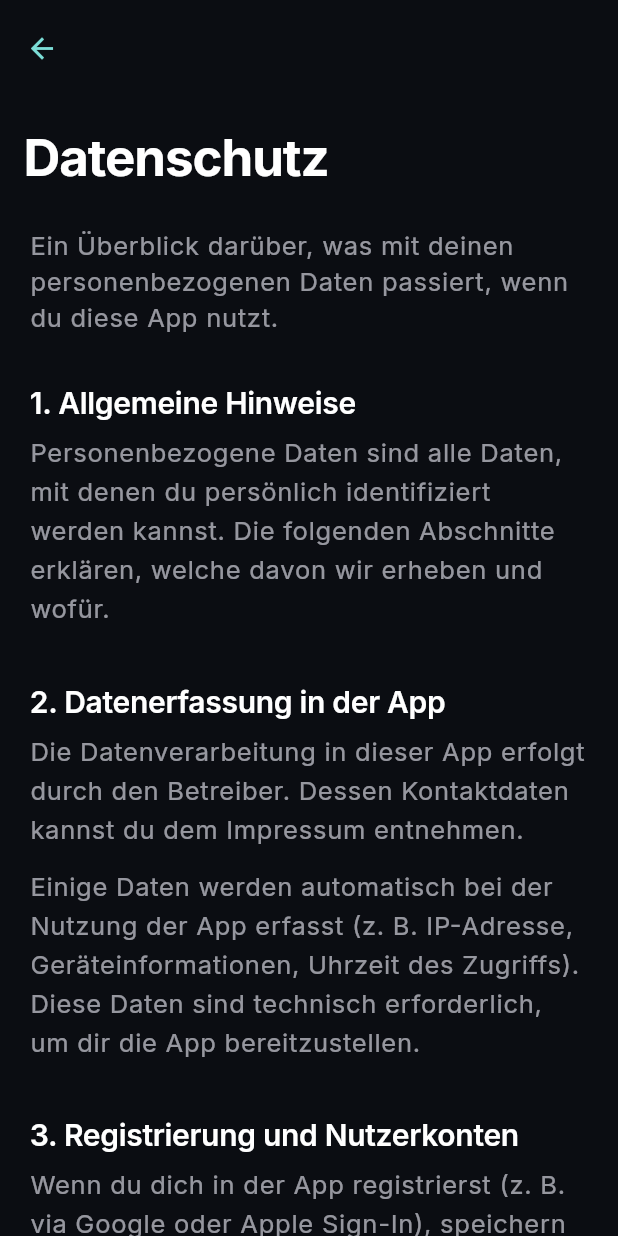
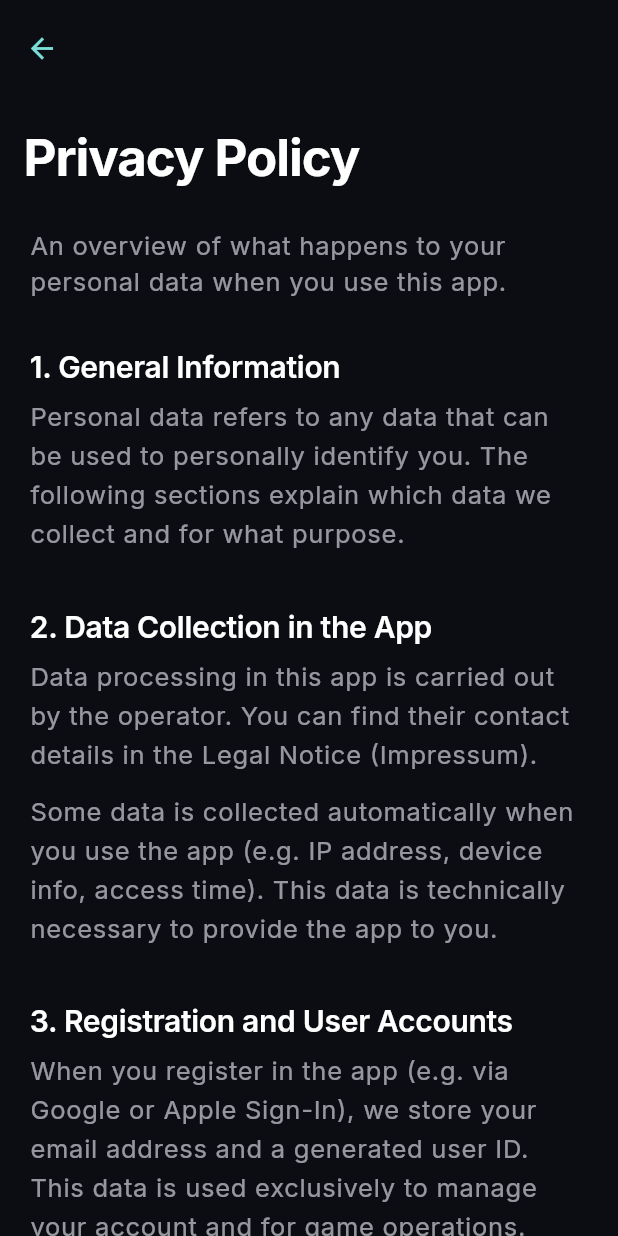
Before and after one commit to dmitrii-kovalenko/diplomacy-app, a Flutter app: the PrivacyScreen screen opened directly, on a phone screen of 412 x 824 dp. Run offline on Flutter 3.47's test engine with Material 3 defaults, Android fonts, the phone set to English and light mode, and no system bars; our stand-ins replace dio, firebase_analytics, firebase_core, firebase_messaging, flutter_secure_storage, google_fonts and 3 more; missing offline and left inert: cryptography; accounts and stored records are empty; generated files the repository leaves out were written again; network calls fail.

Commit message:
fix(i18n): translate hardcoded German legal and privacy texts to English

```diff
--- a/lib/main.dart
+++ b/lib/main.dart
@@ -52,7 +52,7 @@ Future<bool> _showConsentSheet(BuildContext context) async {
                       child: Column(
                         crossAxisAlignment: CrossAxisAlignment.start,
                         children: [
-                          Text('Datenschutz-Einstellungen',
+                          Text('Privacy Settings',
                               style: t.displaySmall),
                           const SizedBox(height: AppSpacing.sm),
                           Text(
@@ -69,14 +69,14 @@ Future<bool> _showConsentSheet(BuildContext context) async {
                     InsetSection(
                       children: [
                         const InsetSwitchRow(
-                          title: 'Notwendig',
+                          title: 'Necessary',
                           subtitle:
-                              'Erforderlich für die Grundfunktionen der App.',
+                              'Required for the core functions of the app.',
                           value: true,
                           onChanged: null,
                         ),
                         InsetSwitchRow(
-                          title: 'Analytik & Crashlytics',
+                          title: 'Analytics & Crashlytics',
                           subtitle:
                               'Hilft uns, Abstürze zu beheben und die App zu '
                               'verbessern.',
@@ -91,7 +91,7 @@ Future<bool> _showConsentSheet(BuildContext context) async {
                       padding: const EdgeInsets.symmetric(
                           horizontal: AppSpacing.gutter),
                       child: AppButton(
-                        'Speichern',
+                        'Save',
                         onPressed: () =>
                             Navigator.of(ctx).pop(analyticsEnabled),
                       ),
--- a/lib/screens/legal/impressum_screen.dart
+++ b/lib/screens/legal/impressum_screen.dart
@@ -8,12 +8,12 @@ class ImpressumScreen extends StatelessWidget {
   @override
   Widget build(BuildContext context) {
     return const LegalScaffold(
-      title: 'Impressum',
-      intro: 'Angaben gemäß § 5 TMG.',
+      title: 'Legal Notice (Impressum)',
+      intro: 'Information in accordance with § 5 TMG.',
       children: [
-        LegalHeading('Verantwortlicher'),
+        LegalHeading('Responsible Party'),
         LegalFact(
-          label: 'Anschrift',
+          label: 'Address',
           lines: [
             'Max Mustermann',
             'Musterstraße 1',
@@ -22,17 +22,17 @@ class ImpressumScreen extends StatelessWidget {
           ],
         ),
         LegalFact(
-          label: 'Kontakt',
+          label: 'Contact',
           lines: [
             'kontakt@example.com',
             '+49 123 456789',
           ],
         ),
-        LegalHeading('Haftungsausschluss'),
+        LegalHeading('Disclaimer'),
         LegalBody(
-          'Die Inhalte dieser App wurden mit größter Sorgfalt erstellt. Für '
-          'die Richtigkeit, Vollständigkeit und Aktualität der Inhalte kann '
-          'jedoch keine Gewähr übernommen werden.',
+          'The contents of this app were created with the utmost care. However, '
+          'no guarantee can be given for the accuracy, completeness, or '
+          'timeliness of the content.',
         ),
       ],
     );
--- a/lib/screens/legal/privacy_screen.dart
+++ b/lib/screens/legal/privacy_screen.dart
@@ -8,56 +8,51 @@ class PrivacyScreen extends StatelessWidget {
   @override
   Widget build(BuildContext context) {
     return const LegalScaffold(
-      title: 'Datenschutz',
+      title: 'Privacy Policy',
       intro:
-          'Ein Überblick darüber, was mit deinen personenbezogenen Daten '
-          'passiert, wenn du diese App nutzt.',
+          'An overview of what happens to your personal data '
+          'when you use this app.',
       children: [
-        LegalHeading('1. Allgemeine Hinweise'),
+        LegalHeading('1. General Information'),
         LegalBody(
-          'Personenbezogene Daten sind alle Daten, mit denen du persönlich '
-          'identifiziert werden kannst. Die folgenden Abschnitte erklären, '
-          'welche davon wir erheben und wofür.',
+          'Personal data refers to any data that can be used to personally '
+          'identify you. The following sections explain which data we collect '
+          'and for what purpose.',
         ),
-        LegalHeading('2. Datenerfassung in der App'),
+        LegalHeading('2. Data Collection in the App'),
         LegalBody(
-          'Die Datenverarbeitung in dieser App erfolgt durch den Betreiber. '
-          'Dessen Kontaktdaten kannst du dem Impressum entnehmen.',
+          'Data processing in this app is carried out by the operator. '
+          'You can find their contact details in the Legal Notice (Impressum).',
         ),
         LegalBody(
-          'Einige Daten werden automatisch bei der Nutzung der App erfasst '
-          '(z. B. IP-Adresse, Geräteinformationen, Uhrzeit des Zugriffs). '
-          'Diese Daten sind technisch erforderlich, um dir die App '
-          'bereitzustellen.',
+          'Some data is collected automatically when you use the app '
+          '(e.g. IP address, device info, access time). '
+          'This data is technically necessary to provide the app to you.',
         ),
-        LegalHeading('3. Registrierung und Nutzerkonten'),
+        LegalHeading('3. Registration and User Accounts'),
         LegalBody(
-          'Wenn du dich in der App registrierst (z. B. via Google oder Apple '
-          'Sign-In), speichern wir deine E-Mail-Adresse und eine generierte '
-          'Nutzer-ID. Diese Daten werden ausschließlich zur Verwaltung deines '
-          'Kontos und für den Spielbetrieb genutzt.',
+          'When you register in the app (e.g. via Google or Apple Sign-In), '
+          'we store your email address and a generated user ID. This data is '
+          'used exclusively to manage your account and for game operations.',
         ),
-        LegalHeading('4. Analyse-Tools (Firebase & Crashlytics)'),
+        LegalHeading('4. Analysis Tools (Firebase & Crashlytics)'),
         LegalBody(
-          'Sofern du eingewilligt hast, nutzen wir Google Analytics for '
-          'Firebase und Firebase Crashlytics, um die Nutzung der App zu '
-          'analysieren und Fehler zu beheben. Die erhobenen Daten werden '
-          'anonymisiert verarbeitet.',
+          'If you have given your consent, we use Google Analytics for Firebase '
+          'and Firebase Crashlytics to analyze app usage and fix crashes. '
+          'The collected data is processed anonymously.',
         ),
-        LegalHeading('5. Ende-zu-Ende-Verschlüsselung'),
+        LegalHeading('5. End-to-End Encryption'),
         LegalBody(
-          'In privaten Chats verwenden wir eine Ende-zu-Ende-Verschlüsselung. '
-          'Nachrichten werden auf deinem Gerät verschlüsselt und erst auf dem '
-          'Gerät des Empfängers wieder entschlüsselt. Der Betreiber hat keinen '
-          'Zugriff auf den Klartext dieser Nachrichten.',
+          'In private chats, we use end-to-end encryption. Messages are encrypted '
+          'on your device and only decrypted on the recipient\'s device. '
+          'The operator has no access to the plaintext of these messages.',
         ),
-        LegalHeading('6. Deine Rechte'),
+        LegalHeading('6. Your Rights'),
         LegalBody(
-          'Du hast jederzeit das Recht, unentgeltlich Auskunft über Herkunft, '
-          'Empfänger und Zweck deiner gespeicherten personenbezogenen Daten zu '
-          'erhalten, sowie ein Recht auf Berichtigung oder Löschung. Dein '
-          'Konto und alle damit verbundenen Daten kannst du direkt in den '
-          'Einstellungen der App löschen.',
+          'You have the right to obtain information free of charge about the '
+          'origin, recipient, and purpose of your stored personal data at any '
+          'time, as well as a right to correction or deletion. You can delete '
+          'your account and all associated data directly in the app settings.',
         ),
       ],
     );
--- a/lib/screens/settings/settings_screen.dart
+++ b/lib/screens/settings/settings_screen.dart
@@ -237,14 +237,14 @@ class _SettingsScreenState extends State<SettingsScreen> {
               header: 'Rechtliches',
               children: [
                 InsetRow(
-                  title: 'Impressum',
+                  title: 'Legal Notice (Impressum)',
                   icon: CupertinoIcons.building_2_fill,
                   onTap: () => Navigator.of(context).push(
                     MaterialPageRoute(builder: (_) => const ImpressumScreen()),
                   ),
                 ),
                 InsetRow(
-                  title: 'Datenschutzerklärung',
+                  title: 'Privacy Policy',
                   icon: CupertinoIcons.hand_raised_fill,
                   onTap: () => Navigator.of(context).push(
                     MaterialPageRoute(builder: (_) => const PrivacyScreen()),
```
